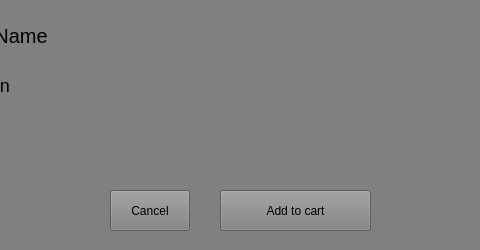
The window that productitem.ui (BeanDx/zoo-shop-qt-coursework) describes before a commit, drawn with Qt 5; both pictures show x 90 to 570 and y 0 to 250 of the 700 by 250 pixel window.
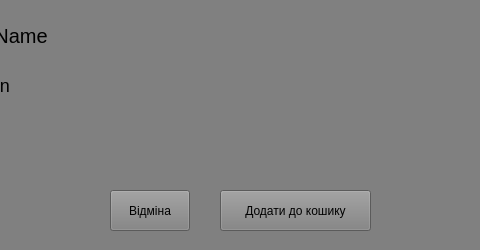
The same window after the commit.

Patch:
```diff
--- a/productitem.ui
+++ b/productitem.ui
@@ -76,7 +76,7 @@
     </rect>
    </property>
    <property name="text">
-    <string>Add to cart</string>
+    <string>Додати до кошику</string>
    </property>
   </widget>
   <widget class="QPushButton" name="product_cancel_btn">
@@ -89,7 +89,7 @@
     </rect>
    </property>
    <property name="text">
-    <string>Cancel</string>
+    <string>Вiдмiна</string>
    </property>
   </widget>
   <widget class="QLabel" name="label">
```
